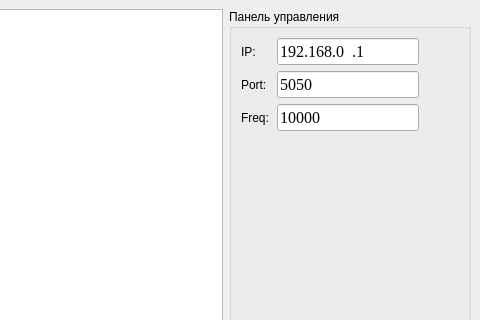
Qt form mainwindow.ui (mcFrene/Spektr) before a commit; both pictures show x 389 to 869 and y 0 to 320 of the 869 by 600 pixel window.
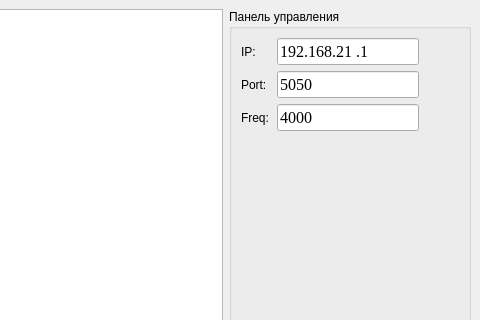
The same form after that commit.

Patch:
```diff
--- a/mainwindow.ui
+++ b/mainwindow.ui
@@ -76,7 +76,7 @@
             <string>000.000.000.000</string>
            </property>
            <property name="text">
-            <string>192.168.0.1</string>
+            <string>192.168.21.1</string>
            </property>
            <property name="maxLength">
             <number>15</number>
@@ -183,7 +183,7 @@
             </font>
            </property>
            <property name="text">
-            <string>10000</string>
+            <string>4000</string>
            </property>
            <property name="maxLength">
             <number>5</number>
```
